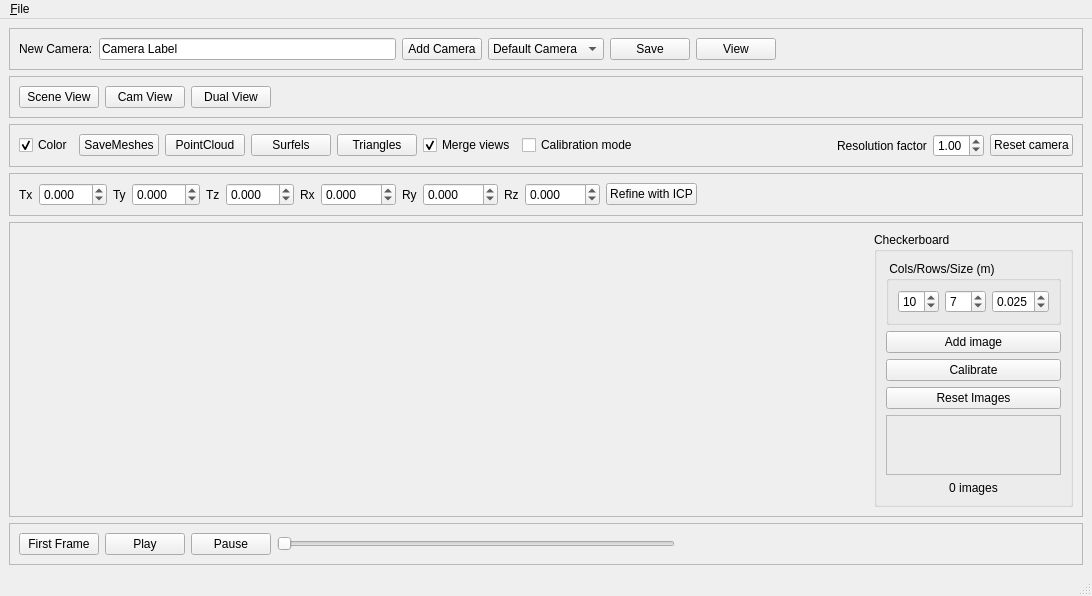
Above: Projects/multikinect/View3dWindow.ui from alvinkheng/Movie-Maker before the change. Below: the same form after it.
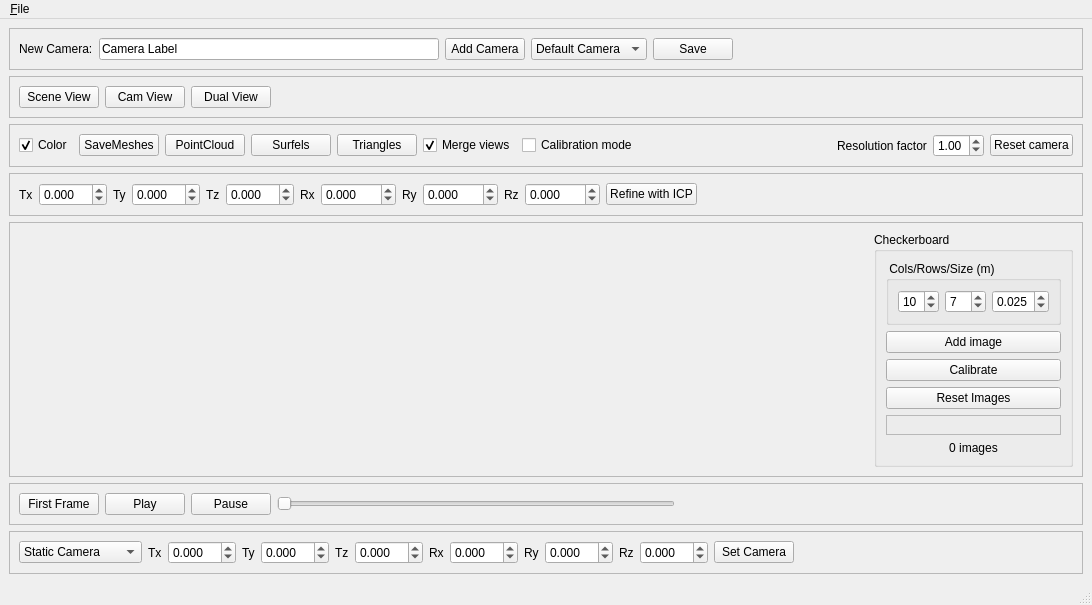
That is the form after the change. Custom widgets are drawn as their Qt base class.

```diff
--- a/Projects/multikinect/View3dWindow.ui
+++ b/Projects/multikinect/View3dWindow.ui
@@ -73,19 +73,12 @@
                    <item>
                        <layout class="QHBoxLayout" name="horizontalLayout_camera1">
                            <item>
-                               <widget class="QPushButton" name="setCamera">
+                                        <widget class="QPushButton" name="saveCamera">
                                    <property name="text">
                                        <string>Save</string>
                                    </property>
                                </widget>
                            </item>
-                           <item>
-                               <widget class="QPushButton" name="viewCamera">
-                                   <property name="text">
-                                       <string>View</string>
-                                   </property>
-                               </widget>
-                           </item>
                        </layout>
                    </item>
                    <item>
@@ -640,10 +633,190 @@
                </layout>
            </widget>
        </item>
-       
-       
-       
-       
+                
+                
+                <item>
+                    <widget class="QFrame" name="frame6">
+                        <property name="sizePolicy">
+                            <sizepolicy hsizetype="Preferred" vsizetype="Fixed">
+                                <horstretch>0</horstretch>
+                                <verstretch>0</verstretch>
+                            </sizepolicy>
+                        </property>
+                        <property name="frameShape">
+                            <enum>QFrame::StyledPanel</enum>
+                        </property>
+                        <property name="frameShadow">
+                            <enum>QFrame::Raised</enum>
+                        </property>
+                        <layout class="QHBoxLayout" name="horizontalLayout6">
+                            <item>
+                                <widget class="QComboBox" name="camera_style_selector">
+                                    <item>
+                                        <property name="text">
+                                            <string>Static Camera</string>
+                                        </property>
+                                    </item>
+                                    <item>
+                                        <property name="text">
+                                            <string>Panning Camera</string>
+                                        </property>
+                                    </item>
+                                    <item>
+                                        <property name="text">
+                                            <string>Omit Camera</string>s
+                                        </property>
+                                    </item>
+                                </widget>
+                            </item>
+                            <item>
+                                <widget class="QLabel" name="label_8">
+                                    <property name="text">
+                                        <string>Tx</string>
+                                    </property>
+                                </widget>
+                            </item>
+                            <item>
+                                <widget class="QDoubleSpinBox" name="txCamValue">
+                                    <property name="decimals">
+                                        <number>3</number>
+                                    </property>
+                                    <property name="minimum">
+                                        <double>-10.000000000000000</double>
+                                    </property>
+                                    <property name="maximum">
+                                        <double>10.000000000000000</double>
+                                    </property>
+                                </widget>
+                            </item>
+                            <item>
+                                <widget class="QLabel" name="label_9">
+                                    <property name="text">
+                                        <string>Ty</string>
+                                    </property>
+                                </widget>
+                            </item>
+                            <item>
+                                <widget class="QDoubleSpinBox" name="tyCamValue">
+                                    <property name="decimals">
+                                        <number>3</number>
+                                    </property>
+                                    <property name="minimum">
+                                        <double>-10.000000000000000</double>
+                                    </property>
+                                    <property name="maximum">
+                                        <double>10.000000000000000</double>
+                                    </property>
+                                </widget>
+                            </item>
+                            <item>
+                                <widget class="QLabel" name="label_10">
+                                    <property name="text">
+                                        <string>Tz</string>
+                                    </property>
+                                </widget>
+                            </item>
+                            <item>
+                                <widget class="QDoubleSpinBox" name="tzCamValue">
+                                    <property name="decimals">
+                                        <number>3</number>
+                                    </property>
+                                    <property name="minimum">
+                                        <double>-10.000000000000000</double>
+                                    </property>
+                                    <property name="maximum">
+                                        <double>10.000000000000000</double>
+                                    </property>
+                                </widget>
+                            </item>
+                            <item>
+                                <widget class="QLabel" name="label_11">
+                                    <property name="text">
+                                        <string>Rx</string>
+                                    </property>
+                                </widget>
+                            </item>
+                            <item>
+                                <widget class="QDoubleSpinBox" name="rxCamValue">
+                                    <property name="decimals">
+                                        <number>3</number>
+                                    </property>
+                                    <property name="minimum">
+                                        <double>-10.000000000000000</double>
+                                    </property>
+                                    <property name="maximum">
+                                        <double>10.000000000000000</double>
+                                    </property>
+                                </widget>
+                            </item>
+                            <item>
+                                <widget class="QLabel" name="label_12">
+                                    <property name="text">
+                                        <string>Ry</string>
+                                    </property>
+                                </widget>
+                            </item>
+                            <item>
+                                <widget class="QDoubleSpinBox" name="ryCamValue">
+                                    <property name="decimals">
+                                        <number>3</number>
+                                    </property>
+                                    <property name="minimum">
+                                        <double>-10.000000000000000</double>
+                                    </property>
+                                    <property name="maximum">
+                                        <double>10.000000000000000</double>
+                                    </property>
+                                </widget>
+                            </item>
+                            <item>
+                                <widget class="QLabel" name="label_13">
+                                    <property name="text">
+                                        <string>Rz</string>
+                                    </property>
+                                </widget>
+                            </item>
+                            <item>
+                                <widget class="QDoubleSpinBox" name="rzCamValue">
+                                    <property name="decimals">
+                                        <number>3</number>
+                                    </property>
+                                    <property name="minimum">
+                                        <double>-10.000000000000000</double>
+                                    </property>
+                                    <property name="maximum">
+                                        <double>10.000000000000000</double>
+                                    </property>
+                                </widget>
+                            </item>
+                            <item>
+                                <widget class="QPushButton" name="setCamera">
+                                    <property name="text">
+                                        <string>Set Camera</string>
+                                    </property>
+                                </widget>
+                            </item>
+                            
+                            <item>
+                                <spacer name="horizontalSpacer">
+                                    <property name="orientation">
+                                        <enum>Qt::Horizontal</enum>
+                                    </property>
+                                    <property name="sizeHint" stdset="0">
+                                        <size>
+                                            <width>40</width>
+                                            <height>20</height>
+                                        </size>
+                                    </property>
+                                </spacer>
+                            </item>
+                        </layout>
+                    </widget>
+                </item>
+                
+                
+                
+                
    </layout>
   </widget>
   <widget class="QMenuBar" name="menubar">
```
Left out of the diff: 23 changed lines with no effect on the pictures. Lines whose indentation alone changed are shown as unchanged.
